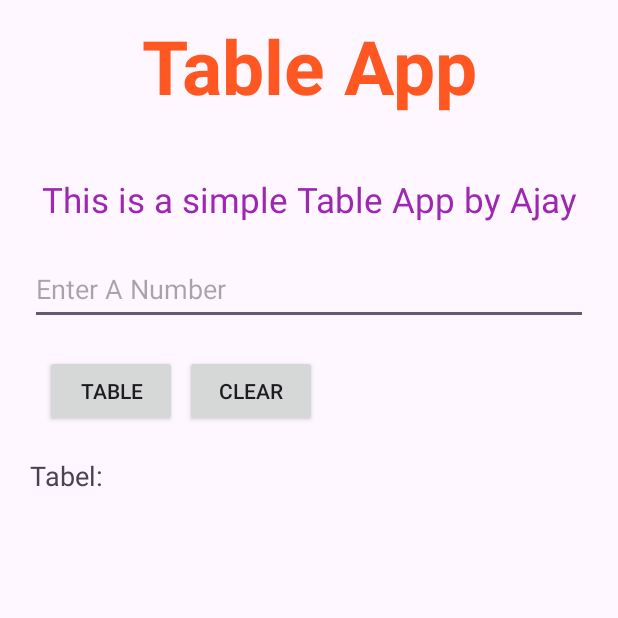
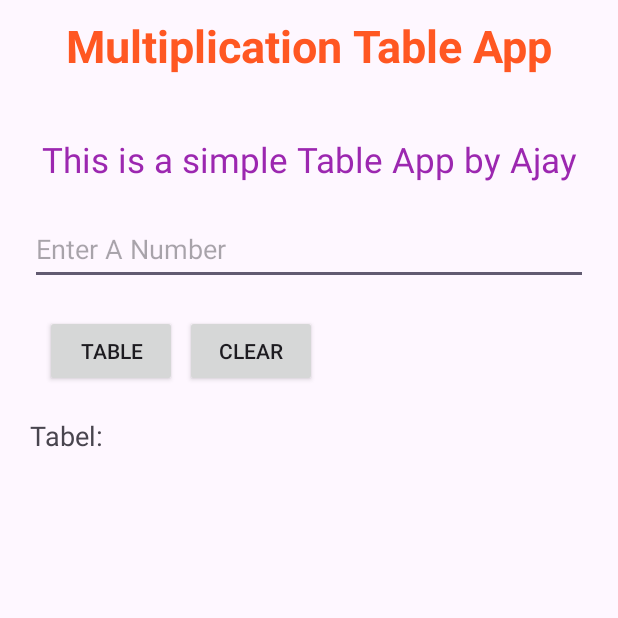
Before and after one commit to Dev-AjaySingh/Multiplication_tableapp, an Android app: the screen it shows after launch (MainActivity), on a phone screen of 412 x 824 dp, the top half of it. Run offline under Robolectric (Android 15) with nearby library versions, the phone set to English and light mode, and no system bars.

Commit message:
Update activity_main.xml
app name changed

```diff
--- a/app/src/main/res/layout/activity_main.xml
+++ b/app/src/main/res/layout/activity_main.xml
@@ -11,8 +11,8 @@
  <TextView
      android:layout_width="match_parent"
      android:layout_height="wrap_content"
-     android:text="Table App"
-     android:textSize="50sp"
+     android:text="Multiplication Table App"
+     android:textSize="30sp"
      android:textStyle="bold"
      android:textColor="#FF5722"
      android:textAlignment="center"
```
